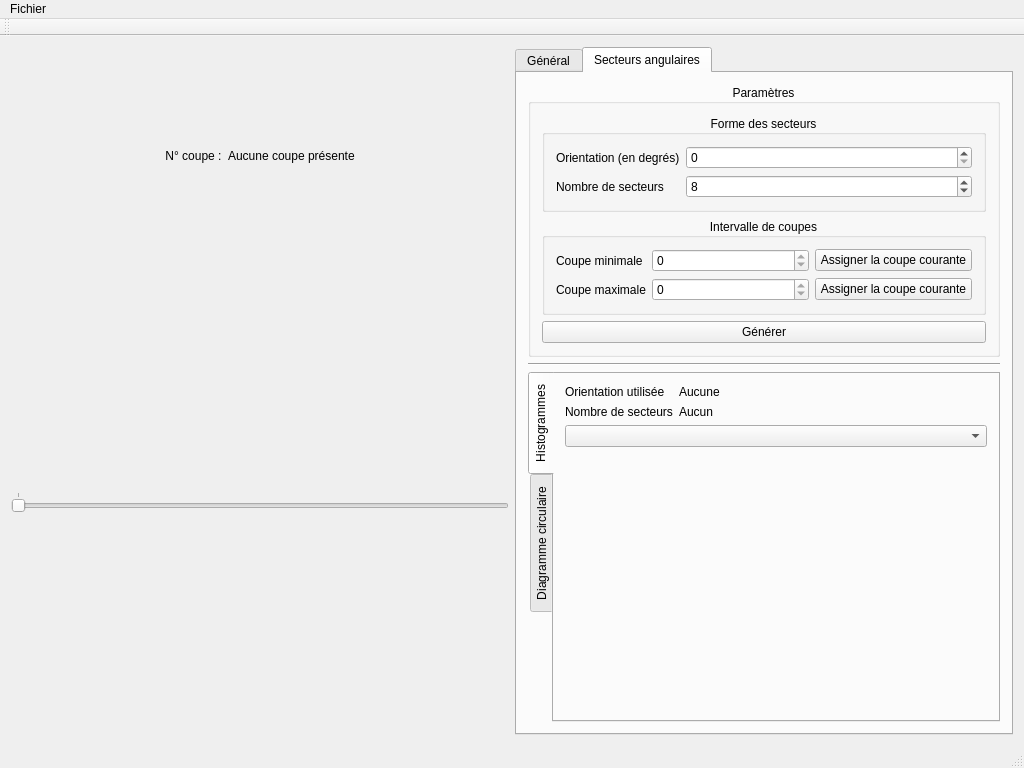
akrah/TKDetection, file ui/mainwindow.ui: the form before one commit.
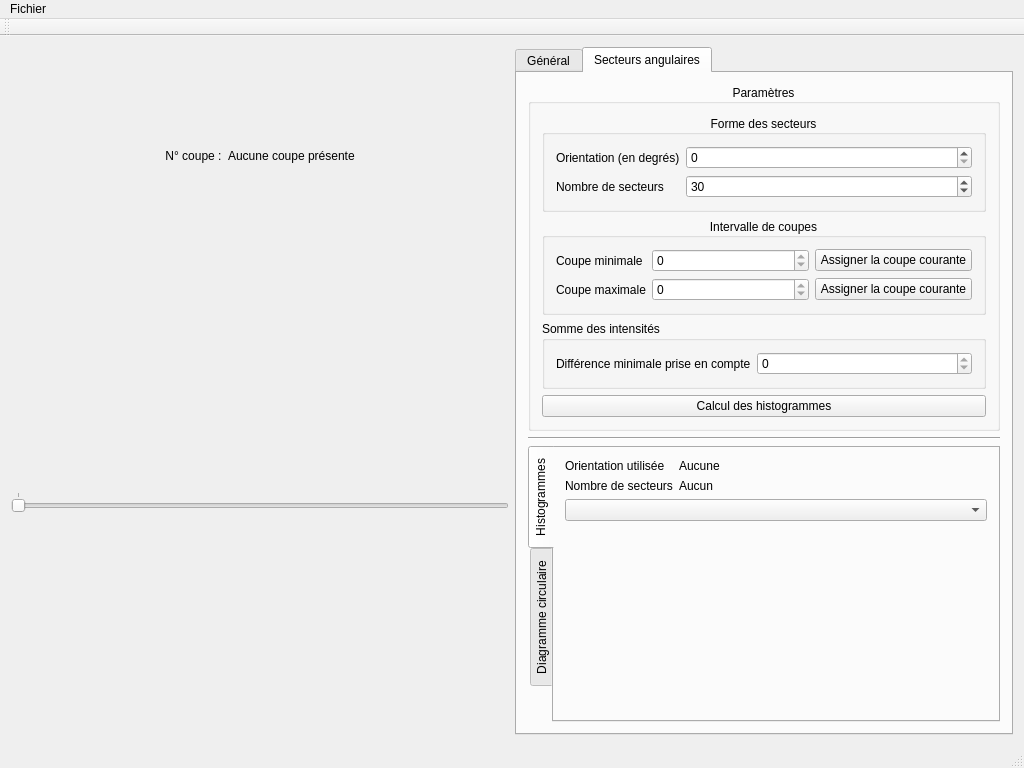
The form after the commit. Custom widgets are drawn as their Qt base class.

The edit to the form file:
```diff
--- a/ui/mainwindow.ui
+++ b/ui/mainwindow.ui
@@ -265,7 +265,7 @@
                  <number>360</number>
                 </property>
                 <property name="value">
-                 <number>8</number>
+                 <number>30</number>
                 </property>
                </widget>
               </item>
@@ -340,10 +340,33 @@
              </layout>
             </widget>
            </item>
+           <item>
+            <widget class="QGroupBox" name="groupBox_5">
+             <property name="title">
+              <string>Somme des intensités</string>
+             </property>
+             <layout class="QFormLayout" name="formLayout_4">
+              <item row="0" column="0">
+               <widget class="QLabel" name="label_5">
+                <property name="text">
+                 <string>Différence minimale prise en compte</string>
+                </property>
+               </widget>
+              </item>
+              <item row="0" column="1">
+               <widget class="QSpinBox" name="_spinMinimumIntensityForSum">
+                <property name="maximum">
+                 <number>0</number>
+                </property>
+               </widget>
+              </item>
+             </layout>
+            </widget>
+           </item>
            <item>
             <widget class="QPushButton" name="_buttonUpdateSectors">
              <property name="text">
-              <string>Générer</string>
+              <string>Calcul des histogrammes</string>
              </property>
             </widget>
            </item>
@@ -365,7 +388,7 @@
           <property name="currentIndex">
            <number>0</number>
           </property>
-          <widget class="QWidget" name="" native="true">
+          <widget class="QWidget" name="tab_1">
            <attribute name="title">
             <string>Histogrammes</string>
            </attribute>
@@ -420,7 +443,7 @@
             </item>
            </layout>
           </widget>
-          <widget class="QWidget" name="" native="true">
+          <widget class="QWidget" name="tab_2">
            <attribute name="title">
             <string>Diagramme circulaire</string>
            </attribute>
```
Left out of the diff: 14 changed lines with no effect on the pictures.
